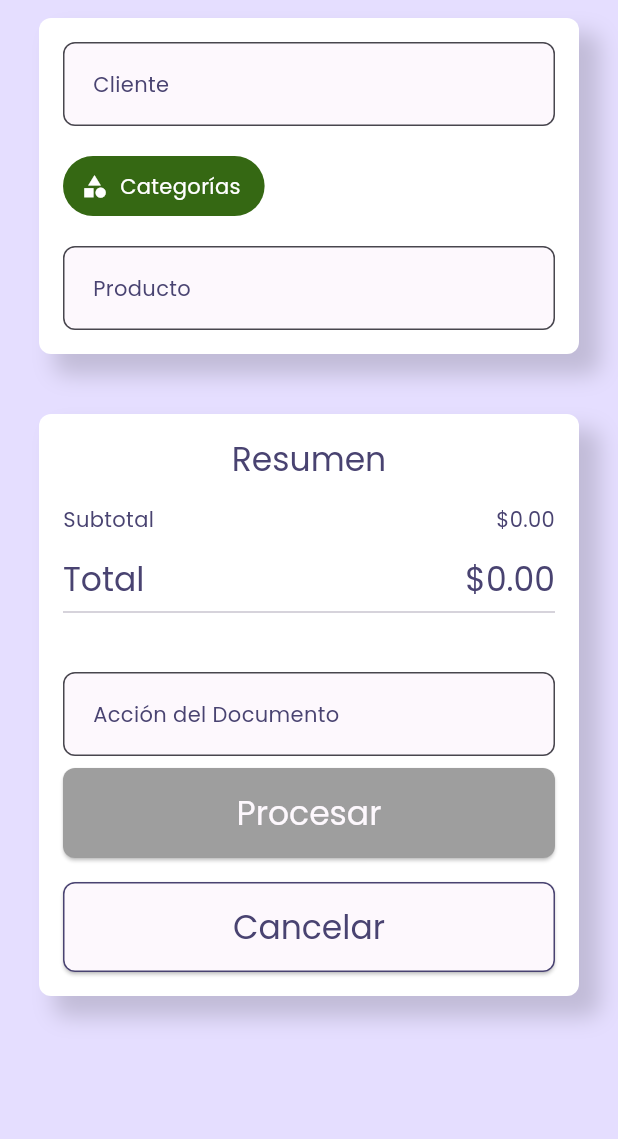
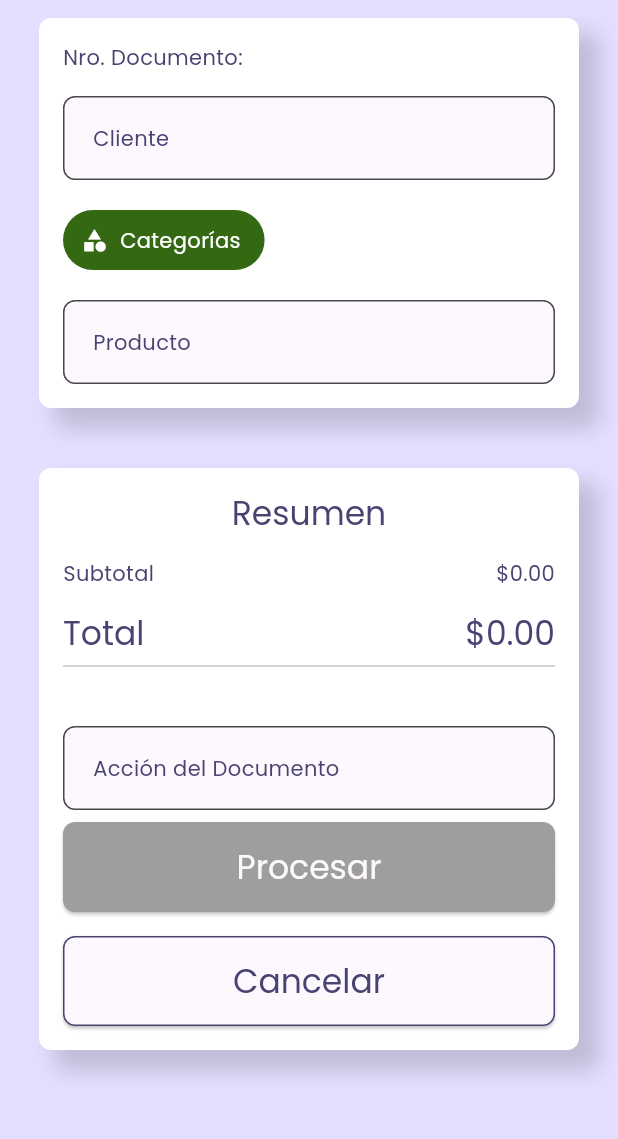
Before and after one commit to primware/prim, a Flutter app: the OrderNewPage screen opened directly, on a phone screen of 412 x 824 dp, the part 84-1223 px from its top. Run offline on Flutter 3.47's test engine with Material 3 defaults, Android fonts, the phone set to English and light mode, and no system bars; drawn by our look-alikes of searchfield; our stand-ins replace camera, dropdown_search, fl_chart, flutter_localization, google_fonts, printing and 4 more; accounts and stored records are empty; network calls fail.

Commit message:
feat: add document number display to order page

```diff
--- a/lib/views/Home/order/my_order_new.dart
+++ b/lib/views/Home/order/my_order_new.dart
@@ -1145,6 +1145,8 @@ class _OrderNewPageState extends State<OrderNewPage> {
                       Column(
                         crossAxisAlignment: CrossAxisAlignment.start,
                         children: [
+                          Text('Nro. Documento: ${POS.docNoSequence ?? ""}'),
+                          const SizedBox(height: CustomSpacer.medium),
                           if (isCustomerSearchLoading) ...[
                             const SizedBox(height: 4),
                             const LinearProgressIndicator(),
```
